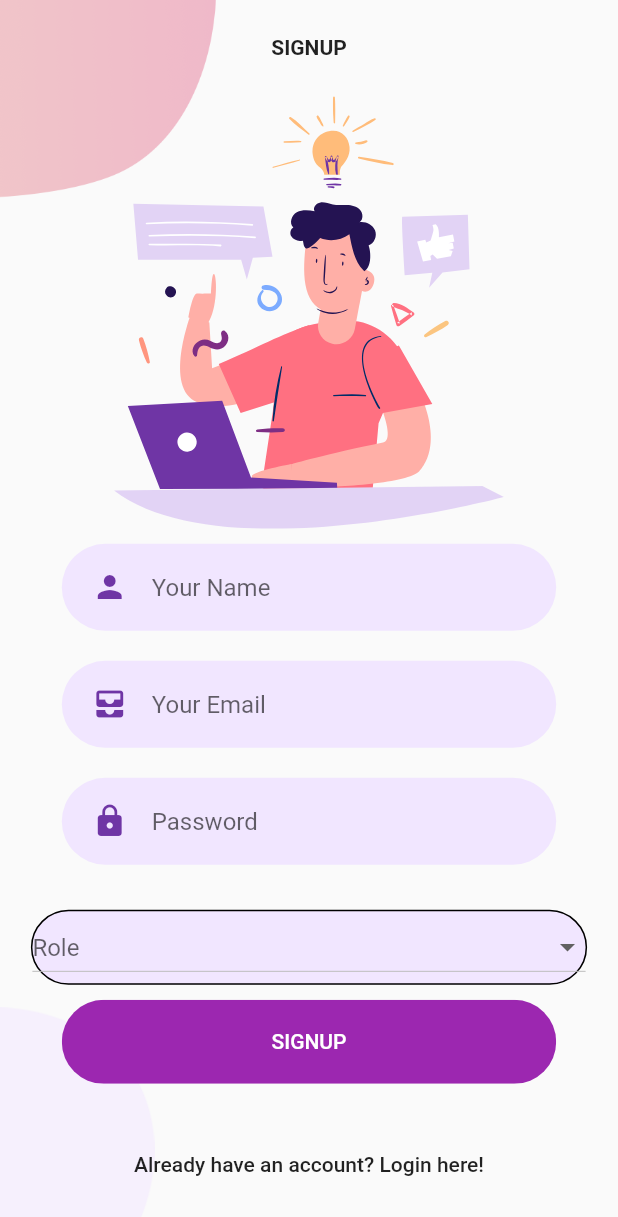
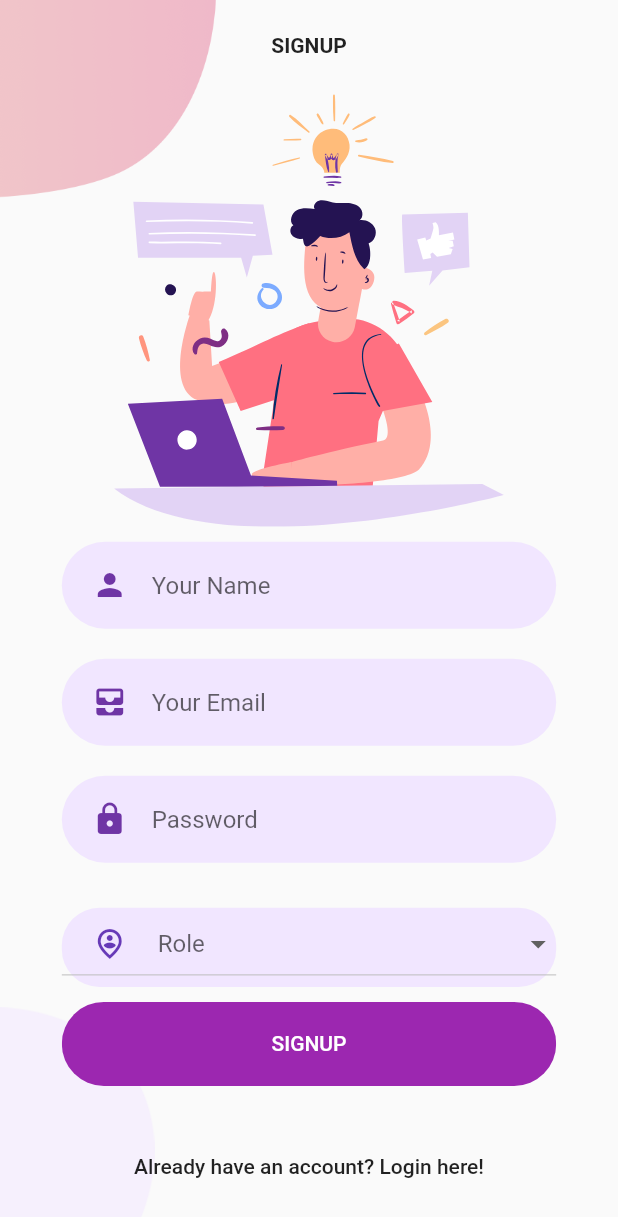
Before and after one commit to sarikasingh00/Handwritten-Subjective-Answer-Evaluation-System, a Flutter app: the SignupScreen screen opened by its route, on a phone screen of 412 x 824 dp. Shown: the top 1217 px of the screen. Run offline on Flutter 3.47's test engine with Material 2 defaults, Android fonts, the light colour scheme and no system bars; our stand-ins replace cloud_firestore, csv, firebase_auth, flutter_speed_dial, flutter_svg, image_picker; accounts and stored records are empty.

Commit message:
button colour changed

```diff
--- a/paper_evaluation_app/lib/authentication/signup_screen.dart
+++ b/paper_evaluation_app/lib/authentication/signup_screen.dart
@@ -67,23 +67,31 @@ class _SignupScreenState extends State<SignupScreen> {
               ),
               SizedBox(height: 20),
               SizedBox(
-                width: MediaQuery.of(context).size.width * 0.9,
+                width: MediaQuery.of(context).size.width * 0.8,
+                height: MediaQuery.of(context).size.width * 0.128,
                 child: Container(
                   decoration: ShapeDecoration(
                     color: Color(0xFFF1E6FF),
                     shape: RoundedRectangleBorder(
-                      side: BorderSide(width: 1.0, style: BorderStyle.solid),
+                      // side: BorderSide(width: 0, style: BorderStyle.solid),
                       borderRadius: BorderRadius.all(Radius.circular(25.0)),
                     ),
                   ),
                   child: new DropdownButton<String>(
                     isExpanded: true,
-                    hint: Text("Role"),
+                    hint: Row(
+                      children: [
+                        SizedBox(width: 20,),
+                        Icon(Icons.person_pin_circle_outlined, color: Colors.deepPurple,),
+                        SizedBox(width: 20,),
+                        Text("Role",textAlign: TextAlign.end,),
+                      ],
+                    ),
                     value: _role,
                     items: <String>['Teacher', 'Student'].map((String value) {
                       return new DropdownMenuItem<String>(
                         value: value,
-                        child: new Text(value),
+                        child: new Text(value,),
                       );
                     }).toList(),
                     onChanged: (value) {
--- a/paper_evaluation_app/lib/teacher/question_paper/new_question_paper.dart
+++ b/paper_evaluation_app/lib/teacher/question_paper/new_question_paper.dart
@@ -63,8 +63,8 @@ class _NewQuestionPaperState extends State<NewQuestionPaper> {
                   child: Text(
                     'Add Question Paper',
                   ),
-                  color: Theme.of(context).buttonColor,
-                  textColor: Theme.of(context).textTheme.button.color),
+                  color: Color(0xFF6F35A5),
+                  textColor: Colors.white),
             ],
           ),
         ),
--- a/paper_evaluation_app/lib/teacher/subject/new_subject.dart
+++ b/paper_evaluation_app/lib/teacher/subject/new_subject.dart
@@ -48,8 +48,8 @@ class _NewSubjectState extends State<NewSubject> {
                   child: Text(
                     'Add Subject',
                   ),
-                  color: Theme.of(context).buttonColor,
-                  textColor: Theme.of(context).textTheme.button.color),
+                  color: Color(0xFF6F35A5),
+                  textColor: Colors.white),
             ],
           ),
         ),
```
